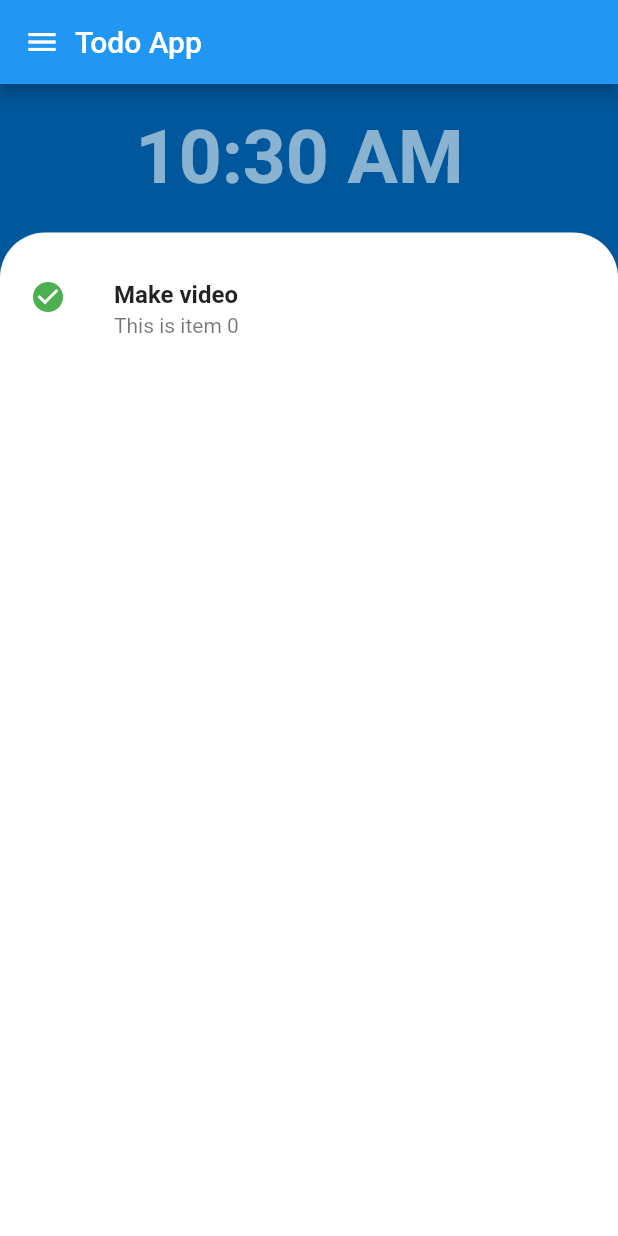
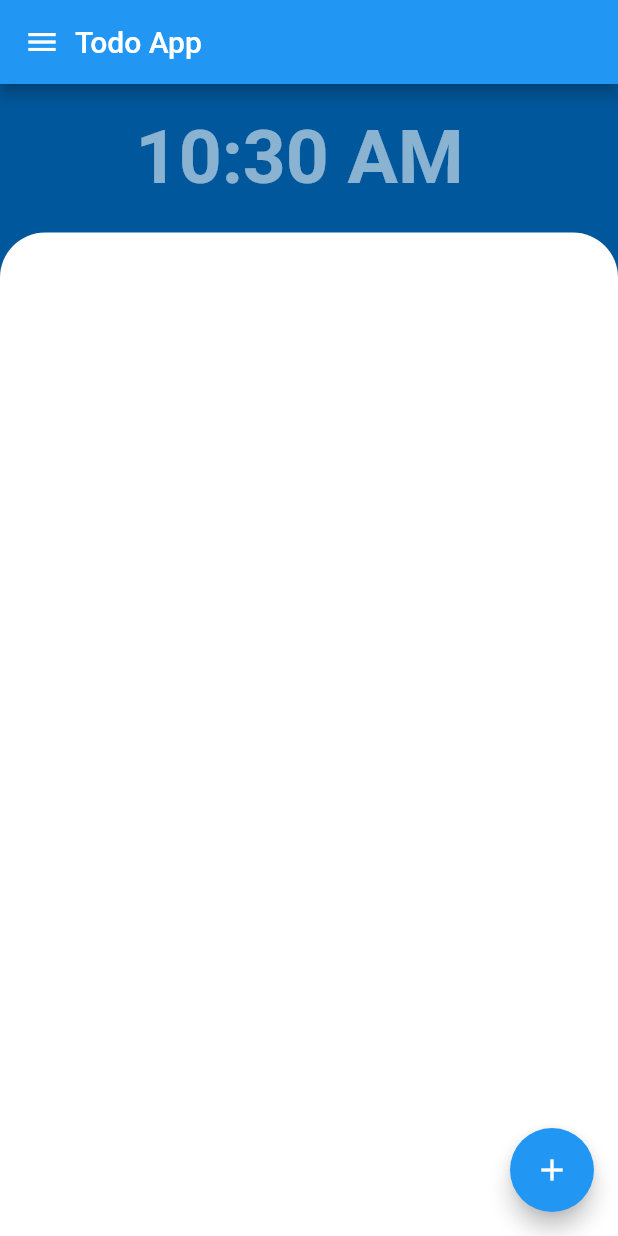
Before and after one commit to julysNICK/flutter_provider_todo_list, a Flutter app: the screen it shows after launch, on a phone screen of 412 x 824 dp. Run offline on Flutter 3.47's test engine with Material 2 defaults, Android fonts, the light colour scheme and no system bars.

Commit message:
finish todo

```diff
--- a/lib/main.dart
+++ b/lib/main.dart
@@ -1,7 +1,16 @@
 import 'package:flutter/material.dart';
+import 'package:flutter_provider_todo_list/popup_todo.dart';
+import 'package:flutter_provider_todo_list/todo_model.dart';
+import 'package:provider/provider.dart';
+import 'package:flutter_provider_todo_list/task_model.dart';
 
 void main() {
-  runApp(const MyApp());
+  runApp(
+    ChangeNotifierProvider<TodoModel>(
+      create: (context) => TodoModel(),
+      child: const MyApp(),
+    ),
+  );
 }
 
 class MyApp extends StatelessWidget {
@@ -15,20 +24,7 @@ class MyApp extends StatelessWidget {
       theme: ThemeData(
         primarySwatch: Colors.blue,
       ),
-      home: Scaffold(
-        backgroundColor: Colors.lightBlue[900],
-        appBar: AppBar(
-          title: Row(
-            mainAxisAlignment: MainAxisAlignment.start,
-            children: const [
-              Icon(Icons.menu, color: Colors.white),
-              SizedBox(width: 10),
-              Text('Todo App'),
-            ],
-          ),
-        ),
-        body: const MyHomePage(),
-      ),
+      home: const MyHomePage(),
     );
   }
 }
@@ -41,11 +37,31 @@ class MyHomePage extends StatelessWidget {
     DateTime now = DateTime.now();
     int selectedMinute = now.minute;
     int selectedHour = now.hour;
-
+    TextEditingController titleController = TextEditingController();
+    TextEditingController detailController = TextEditingController();
     String selectedTime =
         "$selectedHour:${selectedMinute >= 10 ? selectedMinute : "0$selectedMinute"} ${selectedHour >= 12 ? "PM" : "AM"} ";
+    addTask(contextHere) {
+      TaskModel task = TaskModel(
+        title: titleController.text,
+        detail: detailController.text,
+      );
+      Provider.of<TodoModel>(contextHere, listen: false).addTaskInitList();
+    }
 
-    return Column(
+    return Scaffold(
+      backgroundColor: Colors.lightBlue[900],
+      appBar: AppBar(
+        title: Row(
+          mainAxisAlignment: MainAxisAlignment.start,
+          children: const [
+            Icon(Icons.menu, color: Colors.white),
+            SizedBox(width: 10),
+            Text('Todo App'),
+          ],
+        ),
+      ),
+      body: Column(
         children: [
           Column(
             children: [
@@ -71,34 +87,50 @@ class MyHomePage extends StatelessWidget {
                     topRight: Radius.circular(30),
                   ),
                 ),
-          child: ListView.builder(
-              itemCount: 1,
+                child: Consumer<TodoModel>(
+                  builder: (context, todo, child) {
+                    return ListView.builder(
+                      itemCount: todo.tasks.length,
                       itemBuilder: (context, index) {
                         return Container(
-                  margin:
-                      const EdgeInsets.symmetric(vertical: 5, horizontal: 10),
+                          margin: const EdgeInsets.symmetric(
+                              vertical: 5, horizontal: 10),
                           child: ListTile(
                             contentPadding: const EdgeInsets.all(10),
-                    title: const Text(
-                      'Make video',
-                      style: TextStyle(
+                            title: Text(
+                              todo.tasks[index].title,
+                              style: const TextStyle(
                                 color: Colors.black87,
                                 fontWeight: FontWeight.bold,
                               ),
                             ),
                             subtitle: Text(
-                      'This is item $index',
+                              todo.tasks[index].detail,
                               style: const TextStyle(
                                 color: Colors.black54,
                               ),
                             ),
-                    leading:
-                        const Icon(Icons.check_circle, color: Colors.green),
+                            leading: const Icon(Icons.check_circle,
+                                color: Colors.green),
                           ),
                         );
-              }),
-        ))
+                      },
+                    );
+                  },
+                )),
+          ),
         ],
+      ),
+      floatingActionButton: FloatingActionButton(
+          onPressed: () {
+            showDialog(
+                context: context,
+                builder: (BuildContext context) {
+                  return const MyPopup();
+                });
+            // Provider.of<TodoModel>(context, listen: false).addTaskInitList();
+          },
+          child: const Icon(Icons.add)),
     );
   }
 }
--- a/lib/task_model.dart
+++ b/lib/task_model.dart
@@ -0,0 +1,22 @@
+import 'package:flutter/material.dart';
+
+class TaskModel {
+  String title;
+  String detail;
+
+  TextEditingController titleController = TextEditingController();
+  TextEditingController detailController = TextEditingController();
+
+  String get getTitle => title;
+  String get getDetail => detail;
+
+  set setTitle(String title) {
+    this.title = title;
+  }
+
+  set setDetail(String detail) {
+    this.detail = detail;
+  }
+
+  TaskModel({required this.title, required this.detail});
+}
```
Also changed, not shown: lib/popup_todo.dart (added, +61 -0 lines), lib/todo_model.dart (+18 -0 lines). Lines whose indentation alone changed are shown as unchanged.
